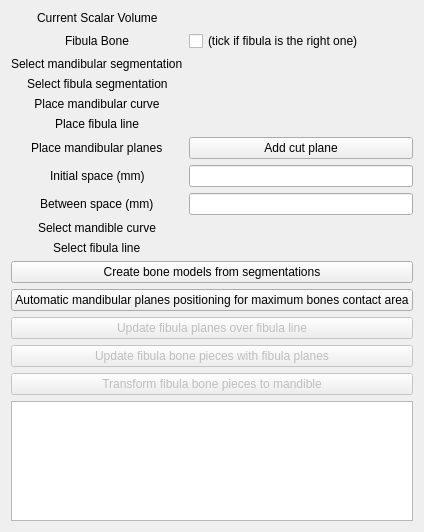
This is BoneReconstructionPlanner/Resources/UI/BoneReconstructionPlanner.ui in SlicerIGT/SlicerBoneReconstructionPlanner as Qt 5 draws it before an edit. The edited form follows.
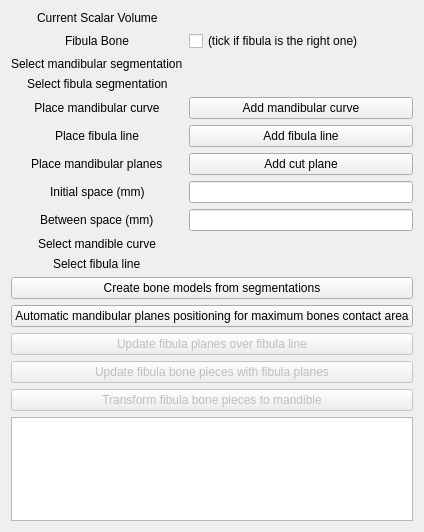
This is the edited form. Custom widgets are drawn as their Qt base class.

Commit message: add buttons: "Add mandibular curve" and "Add fibula line"

Diff of the .ui file:
```diff
--- a/BoneReconstructionPlanner/Resources/UI/BoneReconstructionPlanner.ui
+++ b/BoneReconstructionPlanner/Resources/UI/BoneReconstructionPlanner.ui
@@ -104,9 +104,6 @@
        </property>
       </widget>
      </item>
-     <item row="5" column="1">
-      <widget class="qSlicerMarkupsPlaceWidget" name="mandibularCurvePlaceWidget"/>
-     </item>
      <item row="6" column="0">
       <widget class="QLabel" name="label_7">
        <property name="text">
@@ -117,9 +114,6 @@
        </property>
       </widget>
      </item>
-     <item row="6" column="1">
-      <widget class="qSlicerMarkupsPlaceWidget" name="fibulaLinePlaceWidget"/>
-     </item>
      <item row="7" column="0">
       <widget class="QLabel" name="label_8">
        <property name="text">
@@ -218,6 +212,20 @@
        </property>
       </widget>
      </item>
+     <item row="5" column="1">
+      <widget class="QPushButton" name="addMandibularCurveButton">
+       <property name="text">
+        <string>Add mandibular curve</string>
+       </property>
+      </widget>
+     </item>
+     <item row="6" column="1">
+      <widget class="QPushButton" name="addFibulaLineButton">
+       <property name="text">
+        <string>Add fibula line</string>
+       </property>
+      </widget>
+     </item>
     </layout>
    </item>
    <item>
@@ -300,17 +308,6 @@
    <header>qMRMLWidget.h</header>
    <container>1</container>
   </customwidget>
-  <customwidget>
-   <class>qSlicerWidget</class>
-   <extends>QWidget</extends>
-   <header>qSlicerWidget.h</header>
-   <container>1</container>
-  </customwidget>
-  <customwidget>
-   <class>qSlicerMarkupsPlaceWidget</class>
-   <extends>qSlicerWidget</extends>
-   <header>qSlicerMarkupsPlaceWidget.h</header>
-  </customwidget>
   <customwidget>
    <class>qMRMLSubjectHierarchyTreeView</class>
    <extends>QTreeView</extends>
```
The commit also changes 1 other file.
